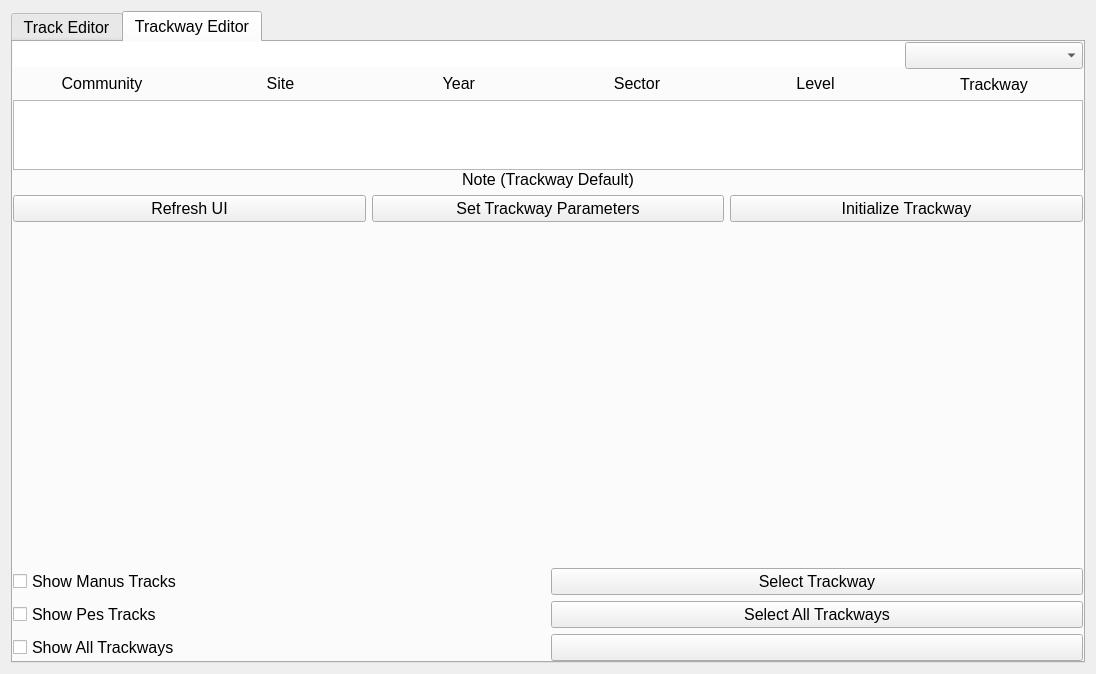
sernst/Cadence, file resources/widget/tools/TrackwayManagerWidget/TrackwayManagerWidget.ui: the form before one commit.
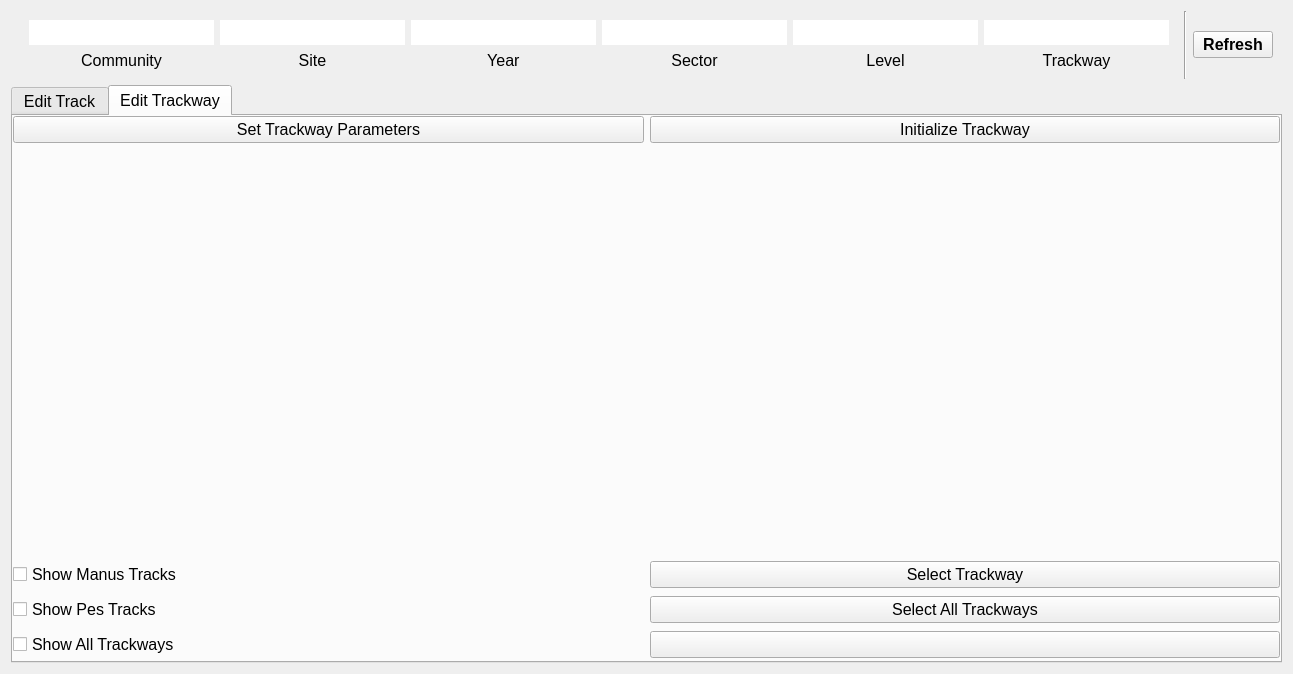
The form after the commit. The open tabs and pages were chosen to show the change. Icons and pictures are not drawn.

Commit message: KAS: Major cleanup. Revised TrackPropEnum's named tuple to include 'intrinsic' (a boolean) to indicate if a given property is already intrinsic to the transform node (such rx, or scaleZ) versus an added attribute (such as community).  Fixed various little bugs and have some functionality in the Edit Trackway tab (the Edit Track tab is up and going).  Also, I revised the layout of the widget to have the trackway parameters above the tabs so that they are shared across the two tabs.

What changed in the file:
```diff
--- a/resources/widget/tools/TrackwayManagerWidget/TrackwayManagerWidget.ui
+++ b/resources/widget/tools/TrackwayManagerWidget/TrackwayManagerWidget.ui
@@ -9,7 +9,7 @@
    <rect>
     <x>0</x>
     <y>0</y>
-    <width>1096</width>
+    <width>1293</width>
     <height>674</height>
    </rect>
   </property>
@@ -19,28 +19,16 @@
   <property name="windowTitle">
    <string>Trackway Manager</string>
   </property>
-  <layout class="QVBoxLayout" name="verticalLayout_3">
+  <layout class="QVBoxLayout" name="verticalLayout_4">
    <item>
-    <widget class="QTabWidget" name="tabWidget">
-     <property name="font">
-      <font>
-       <pointsize>12</pointsize>
-      </font>
-     </property>
-     <property name="currentIndex">
+    <widget class="QWidget" name="widget_5" native="true">
+     <layout class="QHBoxLayout" name="horizontalLayout_2">
+      <property name="topMargin">
+       <number>0</number>
+      </property>
+      <property name="bottomMargin">
       <number>0</number>
      </property>
-     <widget class="QWidget" name="trackEditorTab">
-      <property name="sizePolicy">
-       <sizepolicy hsizetype="Preferred" vsizetype="Expanding">
-        <horstretch>0</horstretch>
-        <verstretch>0</verstretch>
-       </sizepolicy>
-      </property>
-      <attribute name="title">
-       <string>Track Editor</string>
-      </attribute>
-      <layout class="QVBoxLayout" name="verticalLayout_4" stretch="1,0,1,0,0,0,1">
        <item>
         <widget class="QWidget" name="trackwayWidget" native="true">
          <property name="sizePolicy">
@@ -54,22 +42,7 @@
            <pointsize>12</pointsize>
           </font>
          </property>
-         <layout class="QHBoxLayout" name="horizontalLayout_2" stretch="1,1,1,1,1,1">
-          <property name="spacing">
-           <number>0</number>
-          </property>
-          <property name="leftMargin">
-           <number>0</number>
-          </property>
-          <property name="topMargin">
-           <number>0</number>
-          </property>
-          <property name="rightMargin">
-           <number>0</number>
-          </property>
-          <property name="bottomMargin">
-           <number>0</number>
-          </property>
+        <layout class="QHBoxLayout" name="horizontalLayout_4">
           <item>
            <widget class="QWidget" name="widget" native="true">
             <property name="sizePolicy">
@@ -502,10 +475,51 @@
        <item>
         <widget class="Line" name="line">
          <property name="orientation">
-          <enum>Qt::Horizontal</enum>
+         <enum>Qt::Vertical</enum>
          </property>
         </widget>
        </item>
+      <item>
+       <widget class="QPushButton" name="refreshBtn">
+        <property name="font">
+         <font>
+          <pointsize>12</pointsize>
+          <weight>75</weight>
+          <bold>true</bold>
+         </font>
+        </property>
+        <property name="text">
+         <string>Refresh</string>
+        </property>
+        <property name="checkable">
+         <bool>false</bool>
+        </property>
+       </widget>
+      </item>
+     </layout>
+    </widget>
+   </item>
+   <item>
+    <widget class="QTabWidget" name="tabWidget">
+     <property name="font">
+      <font>
+       <pointsize>12</pointsize>
+      </font>
+     </property>
+     <property name="currentIndex">
+      <number>0</number>
+     </property>
+     <widget class="QWidget" name="trackEditorTab">
+      <property name="sizePolicy">
+       <sizepolicy hsizetype="Preferred" vsizetype="Expanding">
+        <horstretch>0</horstretch>
+        <verstretch>0</verstretch>
+       </sizepolicy>
+      </property>
+      <attribute name="title">
+       <string>Edit Track</string>
+      </attribute>
+      <layout class="QVBoxLayout" name="verticalLayout_3" stretch="1,1,0,1,1,0">
        <item>
         <widget class="QWidget" name="parametersWidget" native="true">
          <property name="sizePolicy">
@@ -1164,6 +1178,25 @@
             </layout>
            </widget>
           </item>
+         </layout>
+        </widget>
+       </item>
+       <item>
+        <widget class="QWidget" name="widget_3" native="true">
+         <layout class="QHBoxLayout" name="horizontalLayout_6">
+          <property name="topMargin">
+           <number>0</number>
+          </property>
+          <property name="bottomMargin">
+           <number>0</number>
+          </property>
+          <item>
+           <widget class="QLabel" name="label">
+            <property name="text">
+             <string>Note:</string>
+            </property>
+           </widget>
+          </item>
           <item>
            <widget class="QTextEdit" name="noteTE">
             <property name="enabled">
@@ -1378,16 +1411,10 @@
            <pointsize>12</pointsize>
           </font>
          </property>
-         <layout class="QHBoxLayout" name="horizontalLayout_4">
-          <property name="leftMargin">
-           <number>0</number>
-          </property>
+         <layout class="QHBoxLayout" name="horizontalLayout_10" stretch="1,1,1,1,1,0,0">
           <property name="topMargin">
            <number>0</number>
           </property>
-          <property name="rightMargin">
-           <number>0</number>
-          </property>
           <property name="bottomMargin">
            <number>0</number>
           </property>
@@ -1920,23 +1947,6 @@
                </property>
               </widget>
              </item>
-             <item>
-              <widget class="QPushButton" name="refreshBtn">
-               <property name="font">
-                <font>
-                 <pointsize>12</pointsize>
-                 <weight>75</weight>
-                 <bold>true</bold>
-                </font>
-               </property>
-               <property name="text">
-                <string>Refresh UI</string>
-               </property>
-               <property name="checkable">
-                <bool>false</bool>
-               </property>
-              </widget>
-             </item>
             </layout>
            </widget>
           </item>
@@ -1950,9 +1960,9 @@
        <bool>true</bool>
       </property>
       <attribute name="title">
-       <string>Trackway Editor</string>
+       <string>Edit Trackway</string>
       </attribute>
-      <layout class="QVBoxLayout" name="verticalLayout_17" stretch="0,1,0,4,1">
+      <layout class="QVBoxLayout" name="verticalLayout_17" stretch="0,4,1">
        <property name="spacing">
         <number>-1</number>
        </property>
@@ -1968,427 +1978,6 @@
        <property name="bottomMargin">
         <number>0</number>
        </property>
-       <item>
-        <widget class="QWidget" name="trackwayWidget_2" native="true">
-         <property name="sizePolicy">
-          <sizepolicy hsizetype="Preferred" vsizetype="Fixed">
-           <horstretch>0</horstretch>
-           <verstretch>0</verstretch>
-          </sizepolicy>
-         </property>
-         <property name="font">
-          <font>
-           <pointsize>12</pointsize>
-          </font>
-         </property>
-         <layout class="QHBoxLayout" name="horizontalLayout_6" stretch="1,1,1,1,1,1">
-          <property name="spacing">
-           <number>0</number>
-          </property>
-          <property name="leftMargin">
-           <number>0</number>
-          </property>
-          <property name="topMargin">
-           <number>0</number>
-          </property>
-          <property name="rightMargin">
-           <number>0</number>
-          </property>
-          <property name="bottomMargin">
-           <number>0</number>
-          </property>
-          <item>
-           <widget class="QWidget" name="widget_5" native="true">
-            <property name="font">
-             <font>
-              <pointsize>12</pointsize>
-             </font>
-            </property>
-            <layout class="QVBoxLayout" name="communityVL_2">
-             <property name="leftMargin">
-              <number>0</number>
-             </property>
-             <property name="topMargin">
-              <number>0</number>
-             </property>
-             <property name="rightMargin">
-              <number>0</number>
-             </property>
-             <property name="bottomMargin">
-              <number>0</number>
-             </property>
-             <item>
-              <widget class="QLineEdit" name="communityLE_2">
-               <property name="font">
-                <font>
-                 <pointsize>12</pointsize>
-                </font>
-               </property>
-               <property name="focusPolicy">
-                <enum>Qt::WheelFocus</enum>
-               </property>
-               <property name="frame">
-                <bool>false</bool>
-               </property>
-               <property name="alignment">
-                <set>Qt::AlignCenter</set>
-               </property>
-              </widget>
-             </item>
-             <item>
-              <widget class="QLabel" name="communityLbl_2">
-               <property name="font">
-                <font>
-                 <pointsize>12</pointsize>
-                </font>
-               </property>
-               <property name="text">
-                <string>Community</string>
-               </property>
-               <property name="alignment">
-                <set>Qt::AlignCenter</set>
-               </property>
-              </widget>
-             </item>
-            </layout>
-           </widget>
-          </item>
-          <item>
-           <widget class="QWidget" name="widget_6" native="true">
-            <property name="font">
-             <font>
-              <pointsize>12</pointsize>
-             </font>
-            </property>
-            <layout class="QVBoxLayout" name="siteVL_2">
-             <property name="leftMargin">
-              <number>0</number>
-             </property>
-             <property name="topMargin">
-              <number>0</number>
-             </property>
-             <property name="rightMargin">
-              <number>0</number>
-             </property>
-             <property name="bottomMargin">
-              <number>0</number>
-             </property>
-             <item>
-              <widget class="QLineEdit" name="siteLEd">
-               <property name="font">
-                <font>
-                 <pointsize>12</pointsize>
-                </font>
-               </property>
-               <property name="frame">
-                <bool>false</bool>
-               </property>
-               <property name="echoMode">
-                <enum>QLineEdit::Normal</enum>
-               </property>
-               <property name="cursorPosition">
-                <number>0</number>
-               </property>
-               <property name="alignment">
-                <set>Qt::AlignCenter</set>
-               </property>
-              </widget>
-             </item>
-             <item>
-              <widget class="QLabel" name="siteLbl_2">
-               <property name="font">
-                <font>
-                 <pointsize>12</pointsize>
-                </font>
-               </property>
-               <property name="text">
-                <string>  Site  </string>
-               </property>
-               <property name="alignment">
-                <set>Qt::AlignCenter</set>
-               </property>
-              </widget>
-             </item>
-            </layout>
-           </widget>
-          </item>
-          <item>
-           <widget class="QWidget" name="widget_9" native="true">
-            <property name="font">
-             <font>
-              <pointsize>12</pointsize>
-             </font>
-            </property>
-            <layout class="QVBoxLayout" name="yearVL_2">
-             <property name="leftMargin">
-              <number>0</number>
-             </property>
-             <property name="topMargin">
-              <number>0</number>
-             </property>
-             <property name="rightMargin">
-              <number>0</number>
-             </property>
-             <property name="bottomMargin">
-              <number>0</number>
-             </property>
-             <item>
-              <widget class="QLineEdit" name="yearLE_2">
-               <property name="font">
-                <font>
-                 <pointsize>12</pointsize>
-                </font>
-               </property>
-               <property name="frame">
-                <bool>false</bool>
-               </property>
-               <property name="alignment">
-                <set>Qt::AlignCenter</set>
-               </property>
-              </widget>
-             </item>
-             <item>
-              <widget class="QLabel" name="yearLbl_2">
-               <property name="font">
-                <font>
-                 <pointsize>12</pointsize>
-                </font>
-               </property>
-               <property name="text">
-                <string>  Year  </string>
-               </property>
-               <property name="alignment">
-                <set>Qt::AlignCenter</set>
-               </property>
-              </widget>
-             </item>
-            </layout>
-           </widget>
-          </item>
-          <item>
-           <widget class="QWidget" name="widget_12" native="true">
-            <property name="font">
-             <font>
-              <pointsize>12</pointsize>
-             </font>
-            </property>
-            <layout class="QVBoxLayout" name="sectorVL_2">
-             <property name="leftMargin">
-              <number>0</number>
-             </property>
-             <property name="topMargin">
-              <number>0</number>
-             </property>
-             <property name="rightMargin">
-              <number>0</number>
-             </property>
-             <property name="bottomMargin">
-              <number>0</number>
-             </property>
-             <item>
-              <widget class="QLineEdit" name="sectorLE_2">
-               <property name="font">
-                <font>
-                 <pointsize>12</pointsize>
-                </font>
-               </property>
-               <property name="frame">
-                <bool>false</bool>
-               </property>
-               <property name="alignment">
-                <set>Qt::AlignCenter</set>
-               </property>
-              </widget>
-             </item>
-             <item>
-              <widget class="QLabel" name="sectorLbl_2">
-               <property name="font">
-                <font>
-                 <pointsize>12</pointsize>
-                </font>
-               </property>
-               <property name="text">
-                <string>Sector</string>
-               </property>
-               <property name="alignment">
-                <set>Qt::AlignCenter</set>
-               </property>
-              </widget>
-             </item>
-            </layout>
-           </widget>
-          </item>
-          <item>
-           <widget class="QWidget" name="widget_13" native="true">
-            <property name="font">
-             <font>
-              <pointsize>12</pointsize>
-             </font>
-            </property>
-            <layout class="QVBoxLayout" name="levelVL_2">
-             <property name="leftMargin">
-              <number>0</number>
-             </property>
-             <property name="topMargin">
-              <number>0</number>
-             </property>
-             <property name="rightMargin">
-              <number>0</number>
-             </property>
-             <property name="bottomMargin">
-              <number>0</number>
-             </property>
-             <item>
-              <widget class="QLineEdit" name="levelLE_2">
-               <property name="baseSize">
-                <size>
-                 <width>0</width>
-                 <height>0</height>
-                </size>
-               </property>
-               <property name="font">
-                <font>
-                 <pointsize>12</pointsize>
-                </font>
-               </property>
-               <property name="focusPolicy">
-                <enum>Qt::WheelFocus</enum>
-               </property>
-               <property name="frame">
-                <bool>false</bool>
-               </property>
-               <property name="cursorPosition">
-                <number>0</number>
-               </property>
-               <property name="alignment">
-                <set>Qt::AlignCenter</set>
-               </property>
-              </widget>
-             </item>
-             <item>
-              <widget class="QLabel" name="levelLbl_2">
-               <property name="font">
-                <font>
-                 <pointsize>12</pointsize>
-                </font>
-               </property>
-               <property name="text">
-                <string>  Level  </string>
-               </property>
-               <property name="alignment">
-                <set>Qt::AlignCenter</set>
-               </property>
-              </widget>
-             </item>
-            </layout>
-           </widget>
-          </item>
-          <item>
-           <widget class="QWidget" name="widget_14" native="true">
-            <property name="font">
-             <font>
-              <pointsize>12</pointsize>
-             </font>
-            </property>
-            <layout class="QVBoxLayout" name="trackwayVL_2">
-             <property name="leftMargin">
-              <number>0</number>
-             </property>
-             <property name="topMargin">
-              <number>0</number>
-             </property>
-             <property name="rightMargin">
-              <number>0</number>
-             </property>
-             <property name="bottomMargin">
-              <number>0</number>
-             </property>
-             <item>
-              <widget class="QComboBox" name="trackwayCmb"/>
-             </item>
-             <item>
-              <widget class="QLabel" name="trackwayLbl_2">
-               <property name="font">
-                <font>
-                 <pointsize>12</pointsize>
-                </font>
-               </property>
-               <property name="text">
-                <string>Trackway</string>
-               </property>
-               <property name="alignment">
-                <set>Qt::AlignCenter</set>
-               </property>
-              </widget>
-             </item>
-            </layout>
-           </widget>
-          </item>
-         </layout>
-        </widget>
-       </item>
-       <item>
-        <widget class="QWidget" name="noteDefaultWidget" native="true">
-         <property name="sizePolicy">
-          <sizepolicy hsizetype="Preferred" vsizetype="Expanding">
-           <horstretch>0</horstretch>
-           <verstretch>0</verstretch>
-          </sizepolicy>
-         </property>
-         <property name="font">
-          <font>
-           <pointsize>12</pointsize>
-          </font>
-         </property>
-         <layout class="QVBoxLayout" name="verticalLayout_14">
-          <property name="spacing">
-           <number>0</number>
-          </property>
-          <property name="leftMargin">
-           <number>0</number>
-          </property>
-          <property name="topMargin">
-           <number>0</number>
-          </property>
-          <property name="rightMargin">
-           <number>0</number>
-          </property>
-          <property name="bottomMargin">
-           <number>0</number>
-          </property>
-          <item>
-           <widget class="QTextEdit" name="noteDefaultTE">
-            <property name="font">
-             <font>
-              <pointsize>12</pointsize>
-             </font>
-            </property>
-           </widget>
-          </item>
-          <item>
-           <widget class="QLabel" name="noteDefaultLbl">
-            <property name="sizePolicy">
-             <sizepolicy hsizetype="Preferred" vsizetype="Fixed">
-              <horstretch>0</horstretch>
-              <verstretch>0</verstretch>
-             </sizepolicy>
-            </property>
-            <property name="font">
-             <font>
-              <pointsize>12</pointsize>
-             </font>
-            </property>
-            <property name="text">
-             <string>Note (Trackway Default)</string>
-            </property>
-            <property name="alignment">
-             <set>Qt::AlignCenter</set>
-            </property>
-           </widget>
-          </item>
-         </layout>
-        </widget>
-       </item>
        <item>
         <widget class="QWidget" name="widget_4" native="true">
          <layout class="QHBoxLayout" name="horizontalLayout_7">
@@ -2404,18 +1993,6 @@
           <property name="bottomMargin">
            <number>0</number>
           </property>
-          <item>
-           <widget class="QPushButton" name="refreshTrackwayBtn">
-            <property name="font">
-             <font>
-              <pointsize>12</pointsize>
-             </font>
-            </property>
-            <property name="text">
-             <string>Refresh UI</string>
-            </property>
-           </widget>
-          </item>
           <item>
            <widget class="QPushButton" name="setTrackwayBtn">
             <property name="font">
```
Left out of the diff: 12 changed lines with no effect on the pictures. Lines whose indentation alone changed are shown as unchanged. The commit also changes 4 other files.
